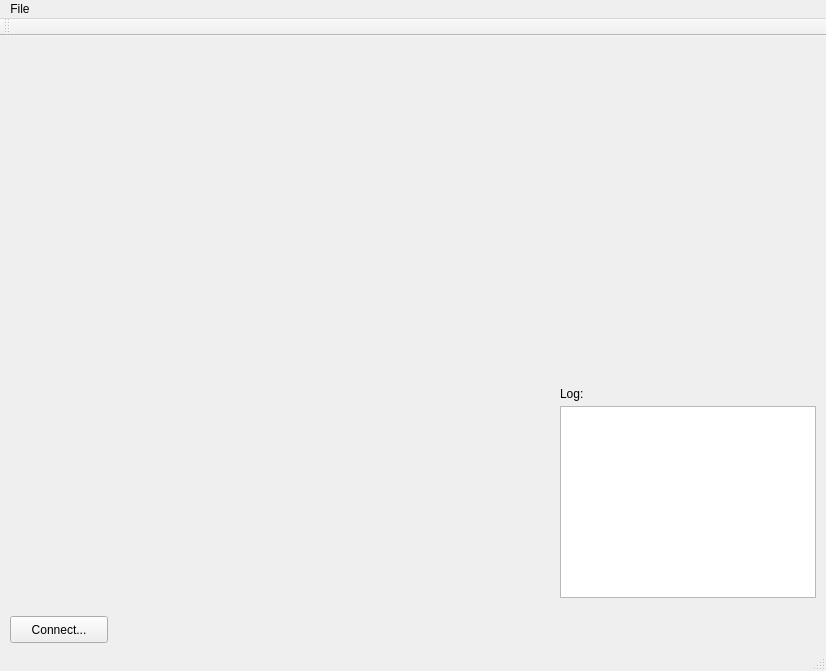
Before: the Qt Designer form src/gui/mainwindow.ui in cheshirekow/openbookfs, drawn with Qt 5.
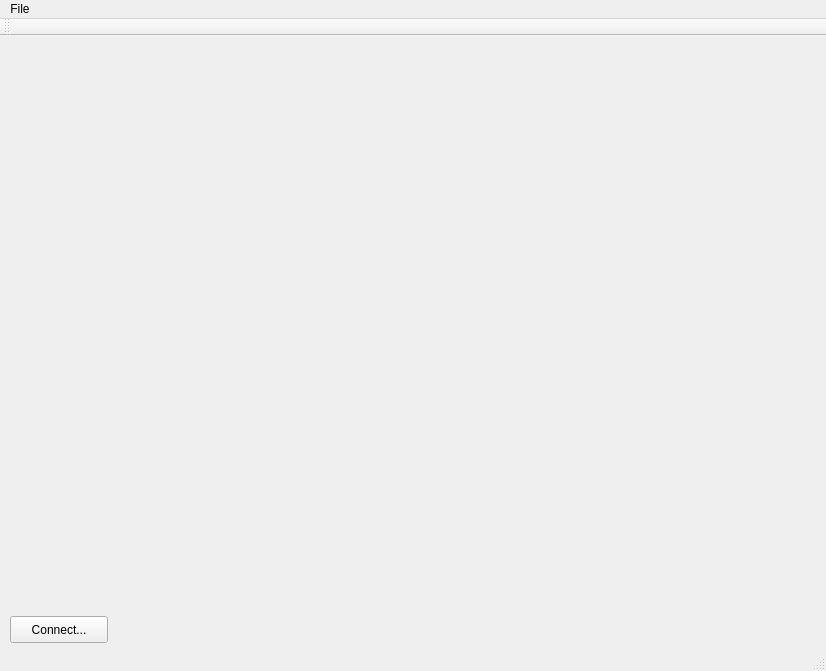
After: the same form once the commit is applied.

What changed in the file:
```diff
--- a/src/gui/mainwindow.ui
+++ b/src/gui/mainwindow.ui
@@ -14,29 +14,6 @@
    <string>MainWindow</string>
   </property>
   <widget class="QWidget" name="centralWidget">
-   <widget class="QTextBrowser" name="textBrowser">
-    <property name="geometry">
-     <rect>
-      <x>560</x>
-      <y>370</y>
-      <width>256</width>
-      <height>192</height>
-     </rect>
-    </property>
-   </widget>
-   <widget class="QLabel" name="label">
-    <property name="geometry">
-     <rect>
-      <x>560</x>
-      <y>350</y>
-      <width>70</width>
-      <height>16</height>
-     </rect>
-    </property>
-    <property name="text">
-     <string>Log:</string>
-    </property>
-   </widget>
    <widget class="QPushButton" name="connect">
     <property name="geometry">
      <rect>
```
Left out of the diff: 2 changed lines with no effect on the pictures.
